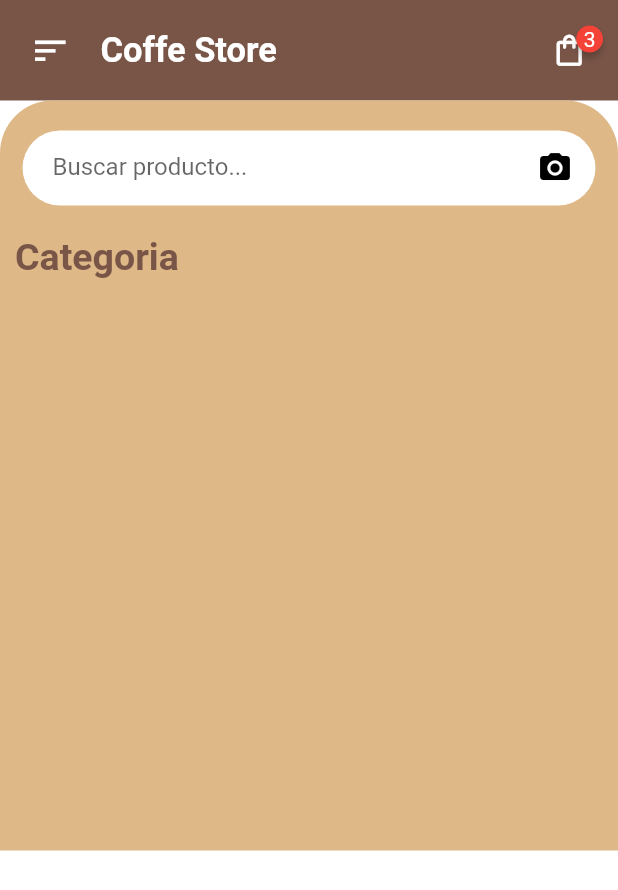
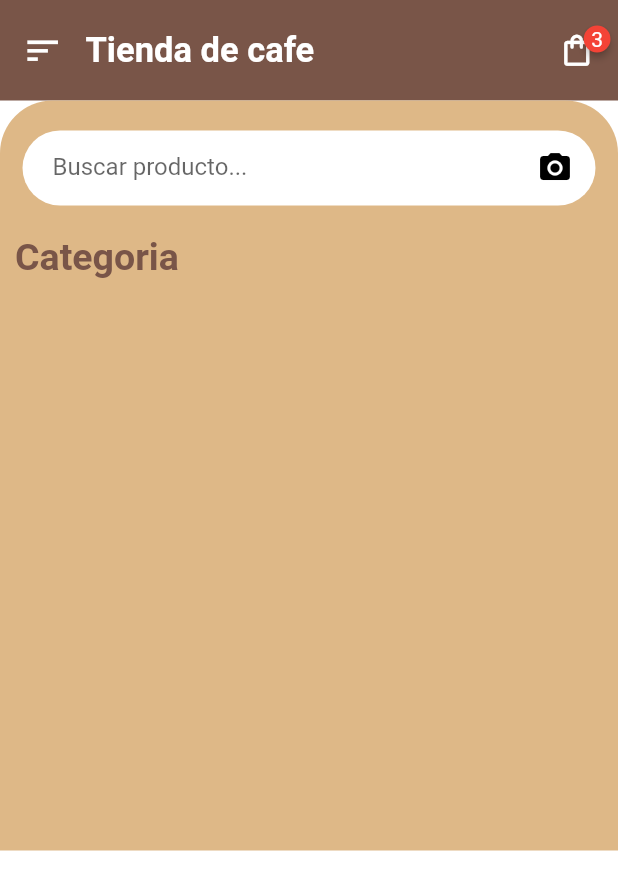
Before and after one commit to MrAron7w7/Coffe-Store, a Flutter app: the screen it shows after launch, on a phone screen of 412 x 824 dp. Shown: the top 890 px of the screen. Run offline on Flutter 3.47's test engine with Material 2 defaults, Android fonts, the phone set to English and light mode, and no system bars; drawn by our look-alikes of badges.

Commit message:
pequeños cambios del Appbar

```diff
--- a/lib/widgets/HomeAppBar.dart
+++ b/lib/widgets/HomeAppBar.dart
@@ -10,7 +10,7 @@ class HomeAppBar extends StatelessWidget {
       // Agregamos color al appbar, un pading del contenedor
       // y un icono
       color: Colors.brown,
-      padding: const EdgeInsets.all(20),
+      padding: const EdgeInsets.symmetric(vertical: 20, horizontal: 15),
       child: const Row(
         children: [
           Icon(
@@ -20,9 +20,9 @@ class HomeAppBar extends StatelessWidget {
           ),
           // Agregamos texto padding y estilo al titulo
           Padding(
-            padding: EdgeInsets.only(left: 20),
+            padding: EdgeInsets.only(left: 15),
             child: Text(
-              "Coffe Store",
+              "Tienda de cafe",
               style: TextStyle(
                 fontSize: 23,
                 fontWeight: FontWeight.bold,
```
